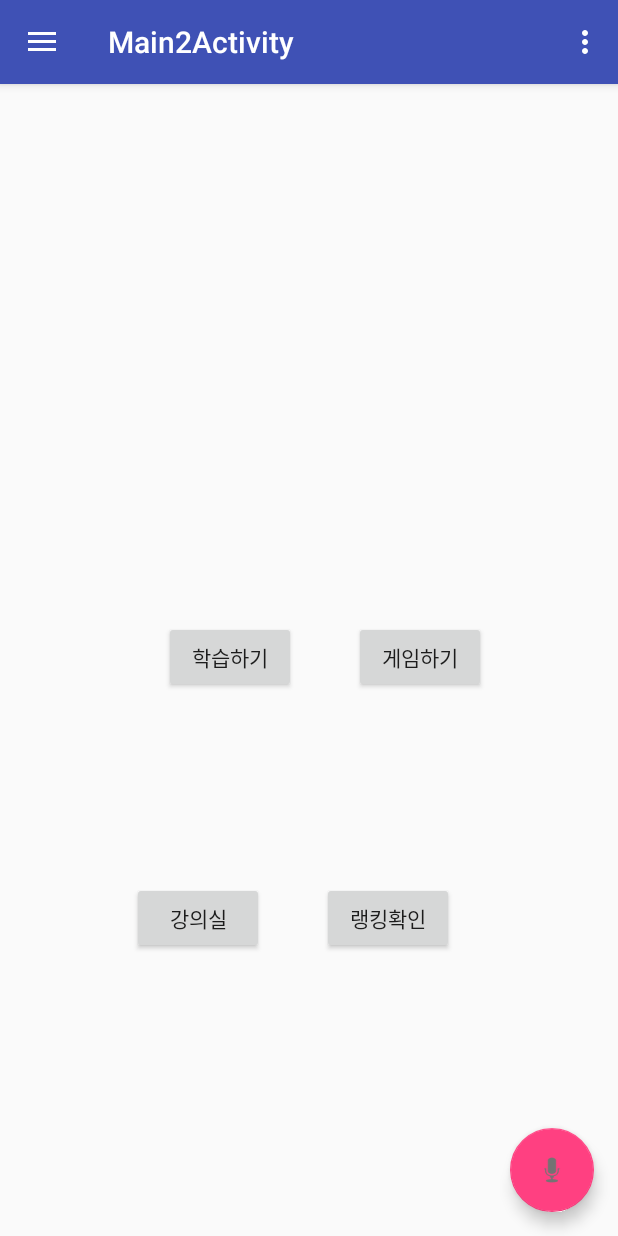
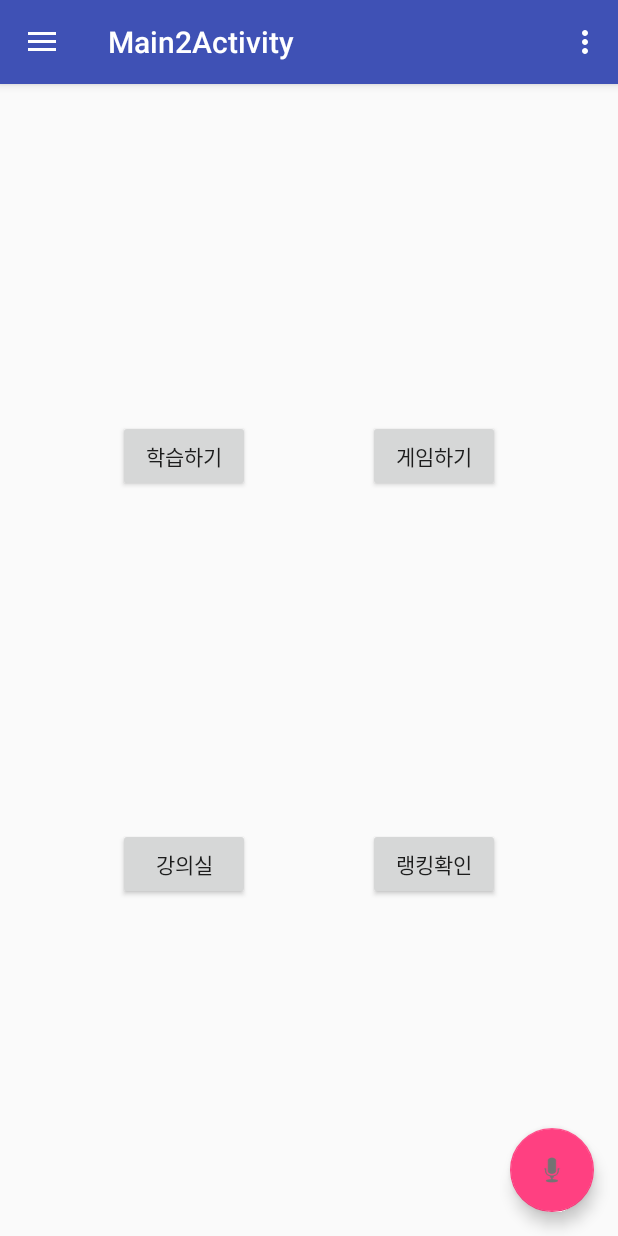
Before and after one commit to iteach12/NaverRecognitionApiTest, an Android app: the screen it shows after launch (Main2Activity), on a phone screen of 412 x 824 dp. Run offline under Robolectric (Android 15) with nearby library versions, the phone set to English and light mode, and no system bars.

Commit message:
ConstraintLayout 확인 바이어스 제약? 상대제약 마진값 확인 체인은 더 공부해야됨(체인은 위젯 그룹 정도로 이해)

```diff
--- a/app/src/main/res/layout/content_main2.xml
+++ b/app/src/main/res/layout/content_main2.xml
@@ -6,63 +6,51 @@
     android:layout_height="match_parent"
     app:layout_behavior="@string/appbar_scrolling_view_behavior"
     tools:context="com.sihwan.iteach12.naverrecognitionapitest.Main2Activity"
+    tools:layout_editor_absoluteY="81dp"
     tools:showIn="@layout/app_bar_main2">
 
     <Button
         android:id="@+id/main_btn_study"
         android:layout_width="wrap_content"
         android:layout_height="wrap_content"
-        android:layout_marginBottom="8dp"
-        android:layout_marginEnd="8dp"
-        android:layout_marginStart="8dp"
-        android:layout_marginTop="8dp"
         android:text="@string/main_btn_study_string"
         app:layout_constraintBottom_toTopOf="@+id/main_btn_myinfo"
         app:layout_constraintEnd_toStartOf="@+id/main_btn_game"
-        app:layout_constraintHorizontal_bias="0.769"
+        app:layout_constraintHorizontal_chainStyle="spread"
         app:layout_constraintStart_toStartOf="parent"
-        app:layout_constraintTop_toTopOf="parent"
-        app:layout_constraintVertical_bias="0.748"
-        />
+        app:layout_constraintTop_toTopOf="parent" />
 
     <Button
         android:id="@+id/main_btn_game"
         android:layout_width="wrap_content"
         android:layout_height="wrap_content"
-        android:layout_marginBottom="8dp"
-        android:layout_marginEnd="88dp"
-        android:layout_marginTop="8dp"
+
         android:text="@string/main_btn_game_string"
         app:layout_constraintBottom_toTopOf="@+id/main_btn_rangking"
         app:layout_constraintEnd_toEndOf="parent"
-        app:layout_constraintTop_toTopOf="parent"
-        app:layout_constraintVertical_bias="0.748"
-
-        />
+        app:layout_constraintStart_toEndOf="@+id/main_btn_study"
+        app:layout_constraintTop_toTopOf="parent" />
 
     <Button
         android:id="@+id/main_btn_myinfo"
         android:layout_width="wrap_content"
         android:layout_height="wrap_content"
-        android:layout_marginBottom="188dp"
-        android:layout_marginStart="88dp"
         android:text="@string/main_btn_myinfo_string"
         app:layout_constraintBottom_toBottomOf="parent"
+        app:layout_constraintEnd_toStartOf="@+id/main_btn_rangking"
+        app:layout_constraintHorizontal_bias="0.76"
+        app:layout_constraintHorizontal_chainStyle="spread"
         app:layout_constraintStart_toStartOf="parent"
-        />
+        app:layout_constraintTop_toBottomOf="@+id/main_btn_study" />
 
     <Button
         android:id="@+id/main_btn_rangking"
         android:layout_width="wrap_content"
         android:layout_height="wrap_content"
-        android:layout_marginBottom="188dp"
-        android:layout_marginEnd="8dp"
-        android:layout_marginStart="8dp"
         android:text="@string/main_btn_rangking_string"
         app:layout_constraintBottom_toBottomOf="parent"
         app:layout_constraintEnd_toEndOf="parent"
-        app:layout_constraintHorizontal_bias="0.23"
         app:layout_constraintStart_toEndOf="@+id/main_btn_myinfo"
-        />
+        app:layout_constraintTop_toBottomOf="@+id/main_btn_game" />
 
 </android.support.constraint.ConstraintLayout>
```
